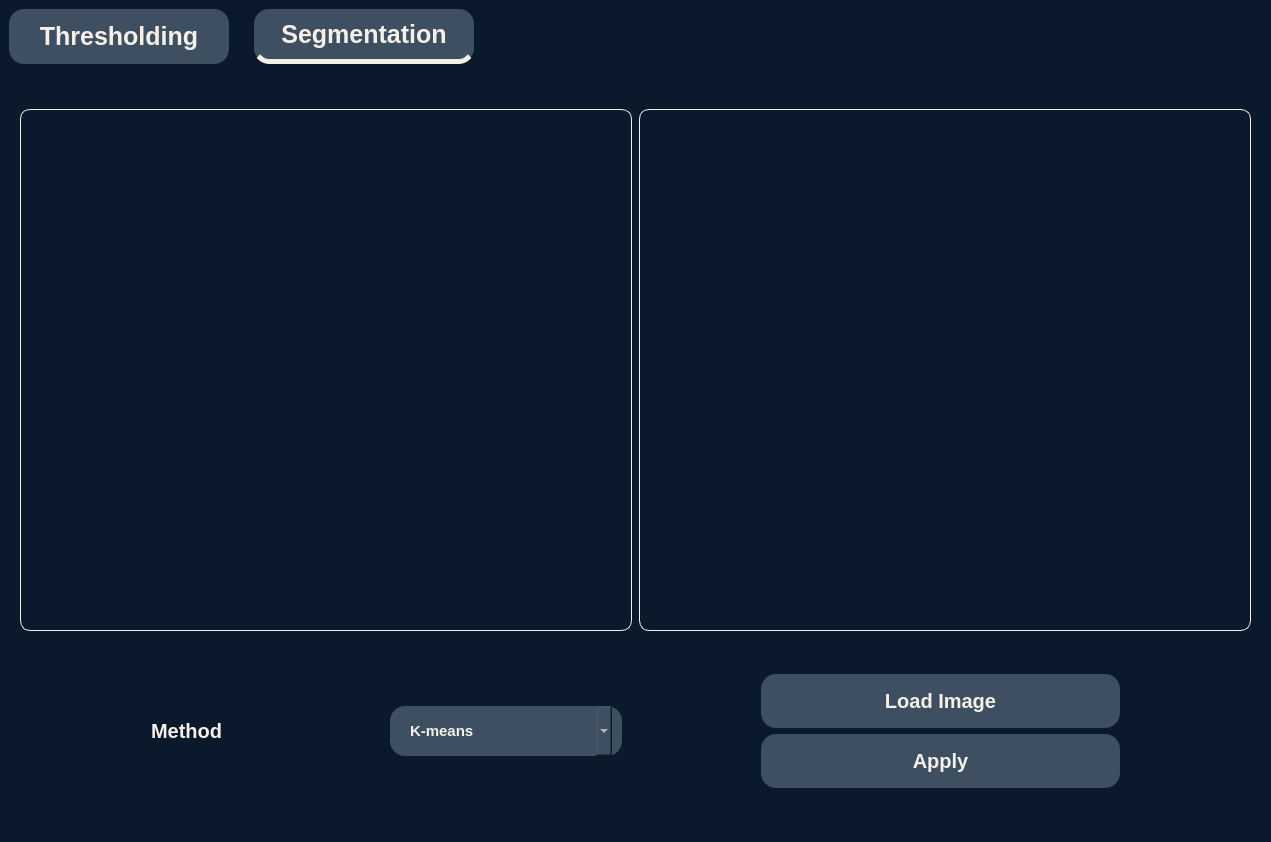
Old version of the form main.ui in the repository AhmeedRaafatt/Image-Thresholding-Segmentation.
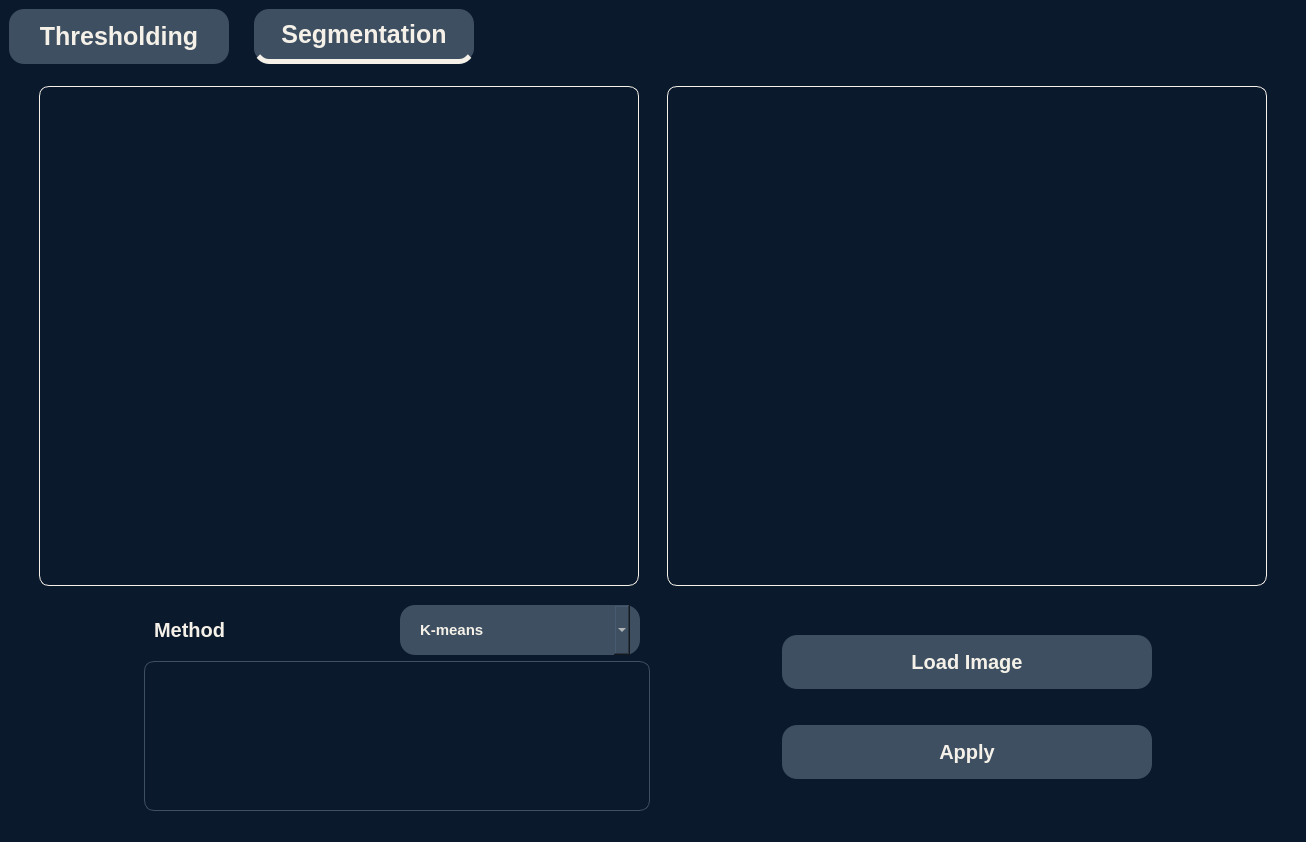
New version of the form.

What changed in the file:
```diff
--- a/main.ui
+++ b/main.ui
@@ -6,7 +6,7 @@
    <rect>
     <x>0</x>
     <y>0</y>
-    <width>1271</width>
+    <width>1306</width>
     <height>842</height>
    </rect>
   </property>
@@ -408,14 +408,14 @@
              <widget class="QLabel" name="seg_original_img">
               <property name="minimumSize">
                <size>
-                <width>612</width>
-                <height>522</height>
+                <width>600</width>
+                <height>500</height>
                </size>
               </property>
               <property name="maximumSize">
                <size>
-                <width>612</width>
-                <height>522</height>
+                <width>600</width>
+                <height>500</height>
                </size>
               </property>
               <property name="styleSheet">
@@ -445,14 +445,14 @@
              <widget class="QLabel" name="seg_output_img">
               <property name="minimumSize">
                <size>
-                <width>612</width>
-                <height>522</height>
+                <width>600</width>
+                <height>500</height>
                </size>
               </property>
               <property name="maximumSize">
                <size>
-                <width>612</width>
-                <height>522</height>
+                <width>600</width>
+                <height>500</height>
                </size>
               </property>
               <property name="styleSheet">
@@ -509,9 +509,17 @@
              </spacer>
             </item>
             <item>
+             <layout class="QVBoxLayout" name="seg_settings_layout">
+              <item>
              <layout class="QHBoxLayout" name="horizontalLayout_15">
               <item>
                <widget class="QLabel" name="label_2">
+                  <property name="maximumSize">
+                   <size>
+                    <width>16777215</width>
+                    <height>50</height>
+                   </size>
+                  </property>
                 <property name="styleSheet">
                  <string notr="true">margin-left:5px;
 color:#f5f1e9;
@@ -526,6 +534,12 @@
               </item>
               <item>
                <widget class="QComboBox" name="seg_method_comboBox">
+                  <property name="maximumSize">
+                   <size>
+                    <width>16777215</width>
+                    <height>50</height>
+                   </size>
+                  </property>
                 <property name="styleSheet">
                  <string notr="true">padding:15px 20px;
 color:#f5f1e9;
@@ -560,7 +574,30 @@
              </layout>
             </item>
             <item>
-             <spacer name="horizontalSpacer_10">
+               <widget class="QFrame" name="param_container">
+                <property name="minimumSize">
+                 <size>
+                  <width>0</width>
+                  <height>150</height>
+                 </size>
+                </property>
+                <property name="styleSheet">
+                 <string notr="true">border:1px solid #3d4f61;
+border-radius:10px;
+padding:5px;</string>
+                </property>
+                <property name="frameShape">
+                 <enum>QFrame::StyledPanel</enum>
+                </property>
+                <property name="frameShadow">
+                 <enum>QFrame::Raised</enum>
+                </property>
+               </widget>
+              </item>
+             </layout>
+            </item>
+            <item>
+             <spacer name="horizontalSpacer_13">
               <property name="orientation">
                <enum>Qt::Horizontal</enum>
               </property>
```
Left out of the diff: 24 changed lines with no effect on the pictures. Lines whose indentation alone changed are shown as unchanged.
